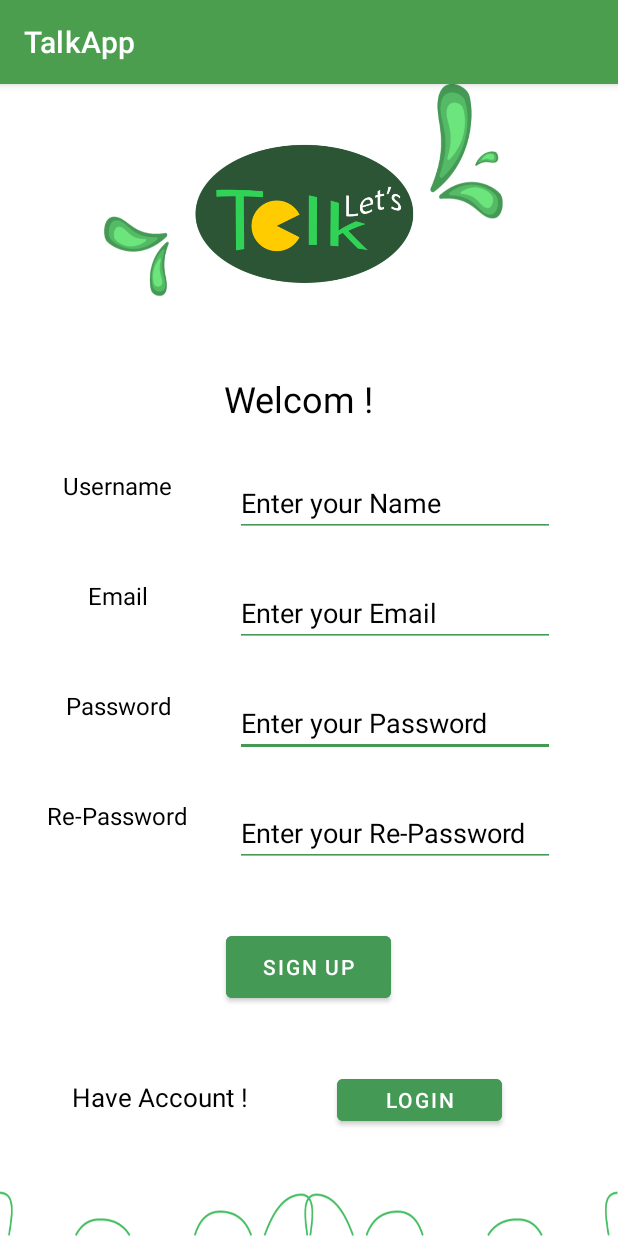
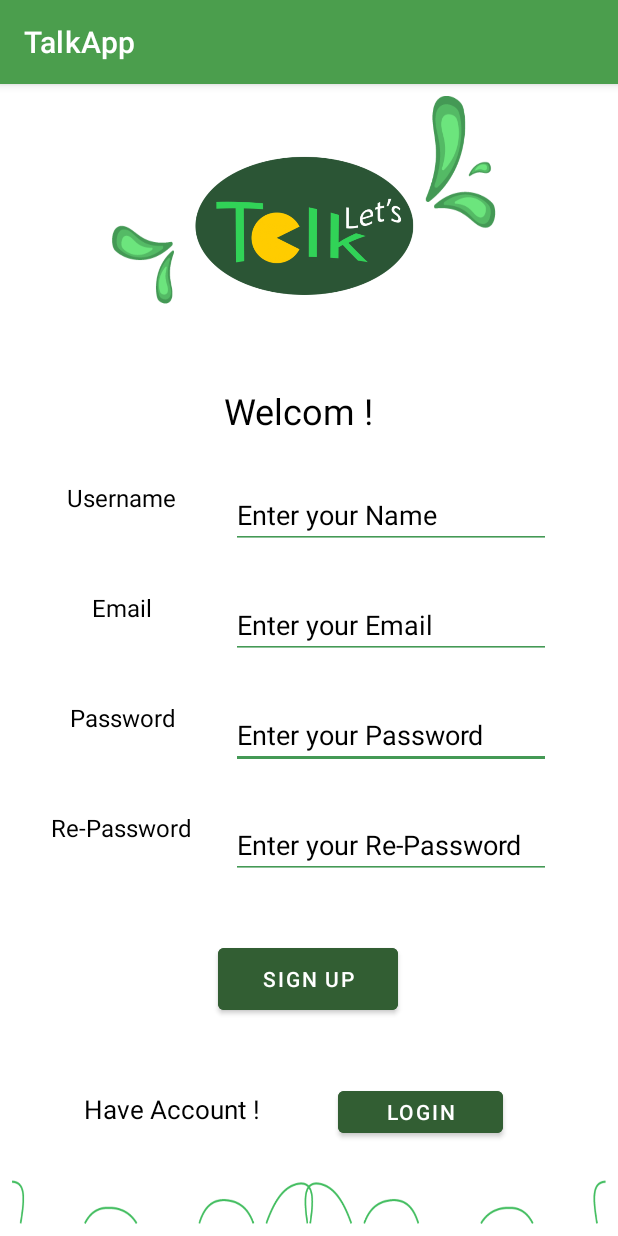
Before and after one commit to yurid02/TalkApp, an Android app: the screen it shows after launch (MainActivity), on a phone screen of 412 x 824 dp. Run offline under Robolectric (Android 15) with nearby library versions, the phone set to English and light mode, and no system bars; our stand-ins replace Firebase (no records; nobody signed in at launch, a user with empty details on screens opened directly).

Commit message:
Style : some layout polish

```diff
--- a/app/src/main/res/layout/fragment_sign_up.xml
+++ b/app/src/main/res/layout/fragment_sign_up.xml
@@ -11,7 +11,8 @@
         android:layout_width="match_parent"
         android:layout_height="match_parent"
         android:background="@drawable/appback"
-        tools:context=".activities.MainActivity">
+        tools:context=".activities.MainActivity"
+        android:layout_margin="8dp">
 
         <ImageView
             android:id="@+id/AppImg"
@@ -144,11 +145,12 @@
 
         <Button
             android:id="@+id/btnSignup"
-            android:layout_width="110dp"
+            android:layout_width="120dp"
             android:layout_height="53dp"
             android:layout_marginTop="40dp"
-            android:backgroundTint="#495"
+            android:backgroundTint="@color/green"
             android:text="@string/sign_up"
+            android:textColor="@color/btn_color"
             app:layout_constraintEnd_toEndOf="parent"
             app:layout_constraintHorizontal_bias="0.498"
             app:layout_constraintStart_toStartOf="parent"
@@ -171,7 +173,8 @@
             android:layout_width="110dp"
             android:layout_height="40dp"
             android:layout_marginTop="42dp"
-            android:backgroundTint="#495"
+            android:backgroundTint="@color/green"
+            android:textColor="@color/btn_color"
             android:text="@string/login"
             app:layout_constraintEnd_toEndOf="parent"
             app:layout_constraintHorizontal_bias="0.432"
--- a/app/src/main/res/values-night/colors.xml
+++ b/app/src/main/res/values-night/colors.xml
@@ -5,6 +5,9 @@
     <color name="background">#1F311F</color>
     <color name="edit">#F0080908</color>
     <color name="back_card">#F0447C3E</color>
+    <color name="green">#60AA62</color>
+    <color name="btn_color">#F0080908</color>
+
 
 
 </resources>
--- a/app/src/main/res/values/colors.xml
+++ b/app/src/main/res/values/colors.xml
@@ -13,4 +13,5 @@
     <color name="background">#C1BEBE</color>
     <color name="back_card">#AEDFAF</color>
     <color name="edit">#F00E0E0E</color>
+    <color name="btn_color">#FFFFFFFF</color>
 </resources>
```
Also changed, not shown: app/src/main/res/layout/fragment_log_in.xml (+5 -4 lines), app/src/main/res/layout/item_message.xml (+6 -4 lines), 1 other file.
